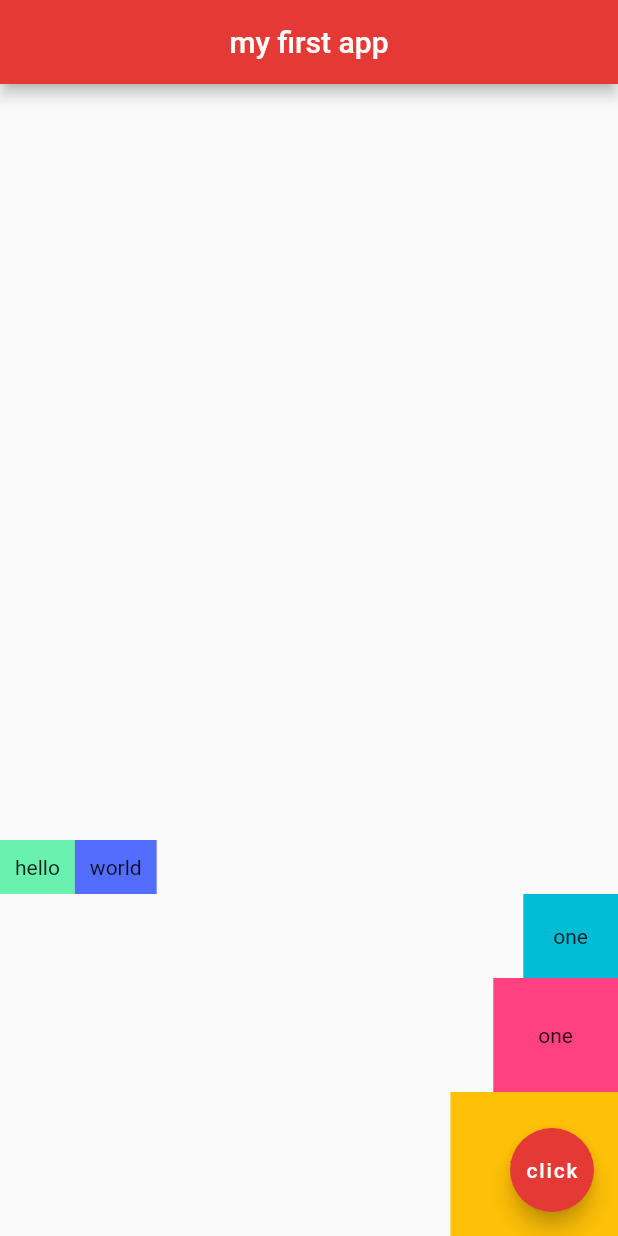
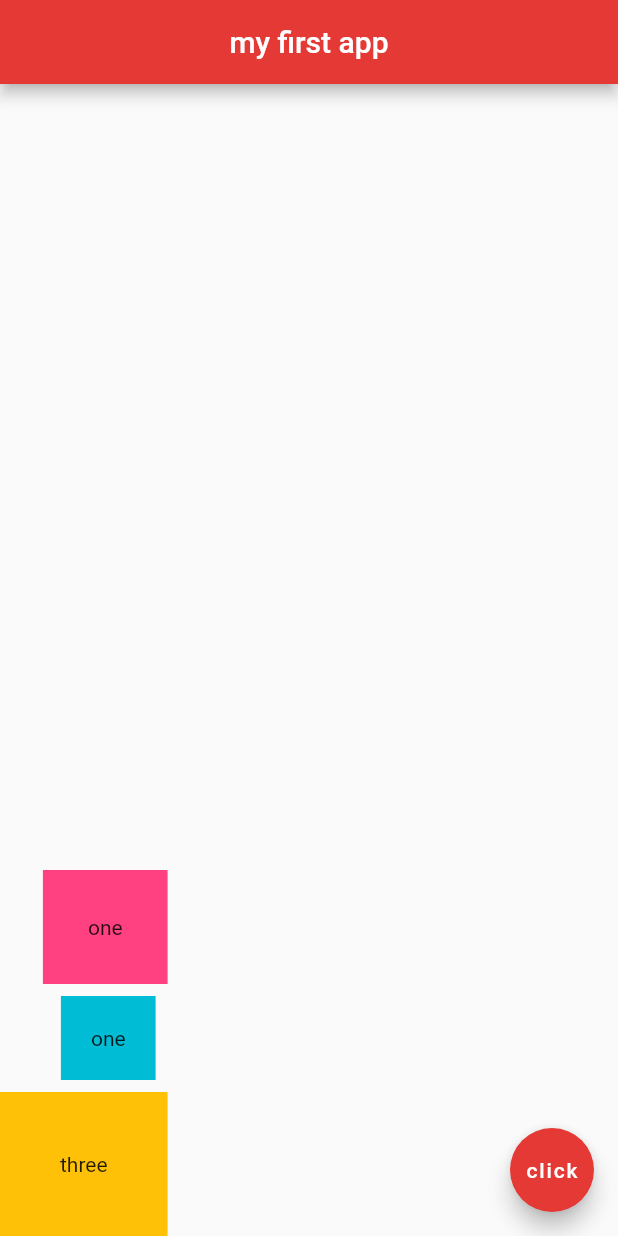
Before and after one commit to MechaChen/theNetNinja_Flutter, a Flutter app: the screen it shows after launch, on a phone screen of 412 x 824 dp. Run offline on Flutter 3.47's test engine with Material 2 defaults, Android fonts, the phone set to English and light mode, and no system bars.

Commit message:
13. Flutter Outline & Shortcuts

```diff
--- a/lib/main.dart
+++ b/lib/main.dart
@@ -18,29 +18,18 @@ class Home extends StatelessWidget {
         mainAxisAlignment: MainAxisAlignment.end,
         crossAxisAlignment: CrossAxisAlignment.end,
         children: <Widget>[
-          Row(
-            children: <Widget>[
-              Container(
-                padding: EdgeInsets.all(10.0),
-                color: Colors.greenAccent,
-                child: Text('hello'),
-              ),
-              Container(
-                padding: EdgeInsets.all(10.0),
-                color: Colors.indigoAccent,
-                child: Text('world'),
-              ),
-            ],
-          ),
-          Container(
-            padding: EdgeInsets.all(20.0),
-            color: Colors.cyan,
-            child: Text('one'),
-          ),
           Container(
             padding: EdgeInsets.all(30.0),
             color: Colors.pinkAccent,
             child: Text('one'),
+          ),
+          Padding(
+            padding: const EdgeInsets.all(8.0),
+            child: Container(
+              padding: EdgeInsets.all(20.0),
+              color: Colors.cyan,
+              child: Text('one'),
+            ),
           ),
           Container(
             padding: EdgeInsets.all(40.0),
```
